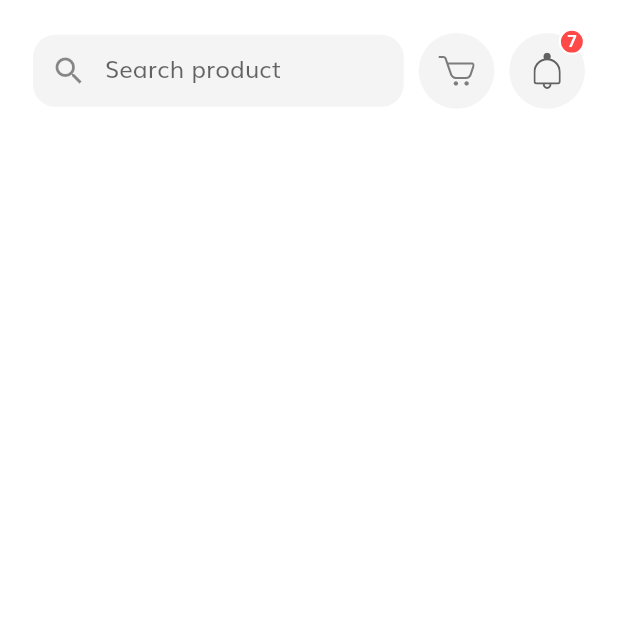
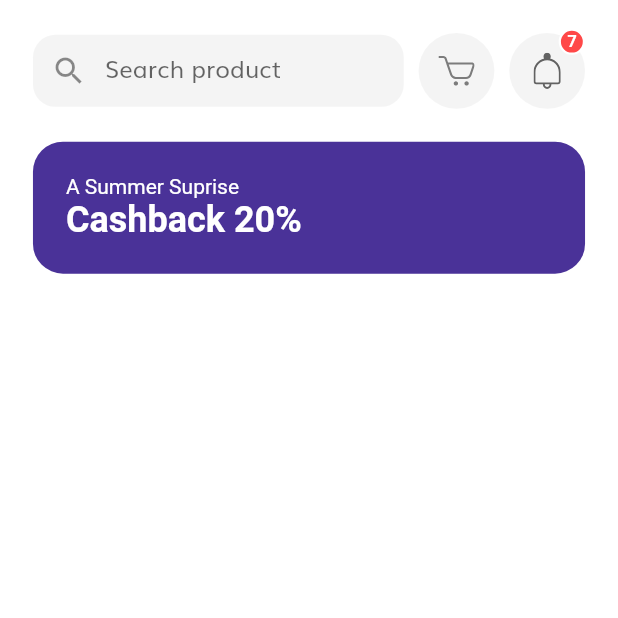
Before and after one commit to psatler/shopping_app_ui, a Flutter app: the HomeScreen screen opened by its route, on a phone screen of 412 x 824 dp, the top half of it. Run offline on Flutter 3.47's test engine with Material 2 defaults, Android fonts, the phone set to English and light mode, and no system bars; our stand-ins replace flutter_svg.

Commit message:
feat: create the discount banner component

```diff
--- a/lib/screens/home/components/body.dart
+++ b/lib/screens/home/components/body.dart
@@ -1,6 +1,7 @@
 import 'package:flutter/material.dart';
 
 import '../../../size_config.dart';
+import 'discount_banner.dart';
 import 'home_header.dart';
 
 class Body extends StatelessWidget {
@@ -10,10 +11,10 @@ class Body extends StatelessWidget {
       child: SingleChildScrollView(
         child: Column(
           children: [
-            SizedBox(
-              height: getProportionateScreenWidth(20),
-            ),
+            SizedBox(height: getProportionateScreenWidth(20)),
             HomeHeader(),
+            SizedBox(height: getProportionateScreenWidth(20)),
+            DiscountBanner(),
           ],
         ),
       ),
--- /dev/null
+++ b/lib/screens/home/components/discount_banner.dart
@@ -0,0 +1,45 @@
+import 'package:flutter/material.dart';
+
+import '../../../size_config.dart';
+
+class DiscountBanner extends StatelessWidget {
+  const DiscountBanner({
+    Key key,
+  }) : super(key: key);
+
+  @override
+  Widget build(BuildContext context) {
+    return Container(
+      margin: EdgeInsets.symmetric(
+        horizontal: getProportionateScreenWidth(20),
+      ),
+      padding: EdgeInsets.symmetric(
+        horizontal: getProportionateScreenWidth(20),
+        vertical: getProportionateScreenWidth(20),
+      ),
+      width: double.infinity,
+      // height: 90,
+      decoration: BoxDecoration(
+        color: Color(0xFF4A3298),
+        borderRadius: BorderRadius.circular(20),
+      ),
+      child: Text.rich(
+        TextSpan(
+          text: "A Summer Suprise\n",
+          style: TextStyle(
+            color: Colors.white,
+          ),
+          children: [
+            TextSpan(
+              text: "Cashback 20%",
+              style: TextStyle(
+                fontSize: 24,
+                fontWeight: FontWeight.bold,
+              ),
+            ),
+          ],
+        ),
+      ),
+    );
+  }
+}
```
